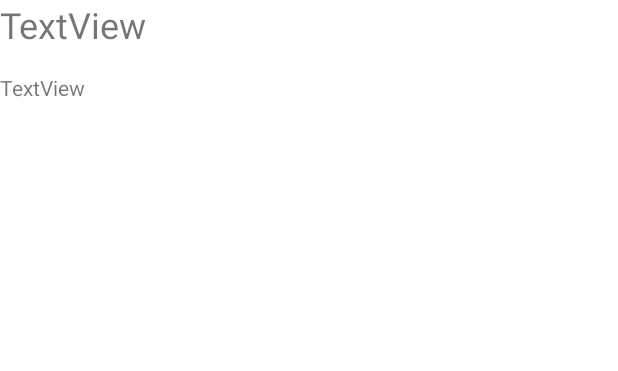
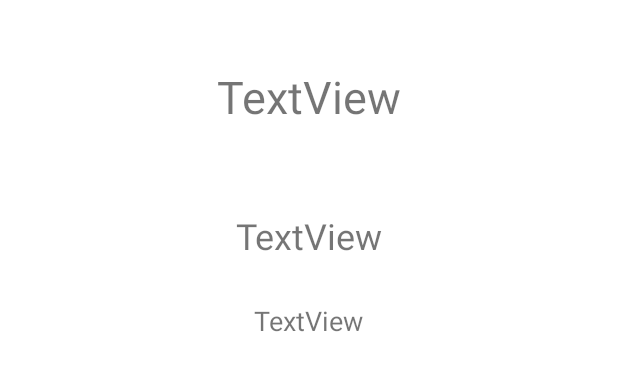
Before and after one commit to alina-shcherbinina/project-android-third-year, an Android app: the layout activity_profile.xml on its own in the app's theme, with its tools: preview values and no code run, on a phone screen of 412 x 824 dp. Shown: the top 371 px of the screen. Run offline under Robolectric (Android 15) with nearby library versions, the phone set to English and light mode, and no system bars.

Commit message:
All functions are working

```diff
--- a/app/src/main/res/layout/activity_profile.xml
+++ b/app/src/main/res/layout/activity_profile.xml
@@ -10,17 +10,37 @@
         android:id="@+id/account_name"
         android:layout_width="wrap_content"
         android:layout_height="wrap_content"
+        android:layout_marginTop="44dp"
         android:text="TextView"
-        android:textSize="24sp"
+        android:textSize="30sp"
+        app:layout_constraintEnd_toEndOf="parent"
         app:layout_constraintStart_toStartOf="parent"
         app:layout_constraintTop_toTopOf="parent" />
 
     <TextView
-        android:id="@+id/textView4"
+        android:id="@+id/test_title"
         android:layout_width="wrap_content"
         android:layout_height="wrap_content"
-        android:layout_marginTop="16dp"
+        android:layout_marginStart="8dp"
+        android:layout_marginTop="56dp"
+        android:layout_marginEnd="8dp"
         android:text="TextView"
-        app:layout_constraintTop_toBottomOf="@+id/account_name"
-        tools:layout_editor_absoluteX="0dp" />
+        android:textSize="24sp"
+        app:layout_constraintEnd_toEndOf="parent"
+        app:layout_constraintStart_toStartOf="parent"
+        app:layout_constraintTop_toBottomOf="@+id/account_name" />
+
+    <TextView
+        android:id="@+id/test_body"
+        android:layout_width="wrap_content"
+        android:layout_height="wrap_content"
+        android:layout_marginStart="24dp"
+        android:layout_marginTop="28dp"
+        android:layout_marginEnd="24dp"
+        android:text="TextView"
+        android:textSize="18sp"
+        app:layout_constraintEnd_toEndOf="parent"
+        app:layout_constraintHorizontal_bias="0.498"
+        app:layout_constraintStart_toStartOf="parent"
+        app:layout_constraintTop_toBottomOf="@+id/test_title" />
 </androidx.constraintlayout.widget.ConstraintLayout>
```
Also changed, not shown: app/src/main/java/com/example/projectandroidthirdyear/MenuActivity.java (+9 -0 lines), app/src/main/java/com/example/projectandroidthirdyear/ProfileActivity.java (+14 -1 lines), app/src/main/java/com/example/projectandroidthirdyear/ResultTestActivity.java (+43 -4 lines).
